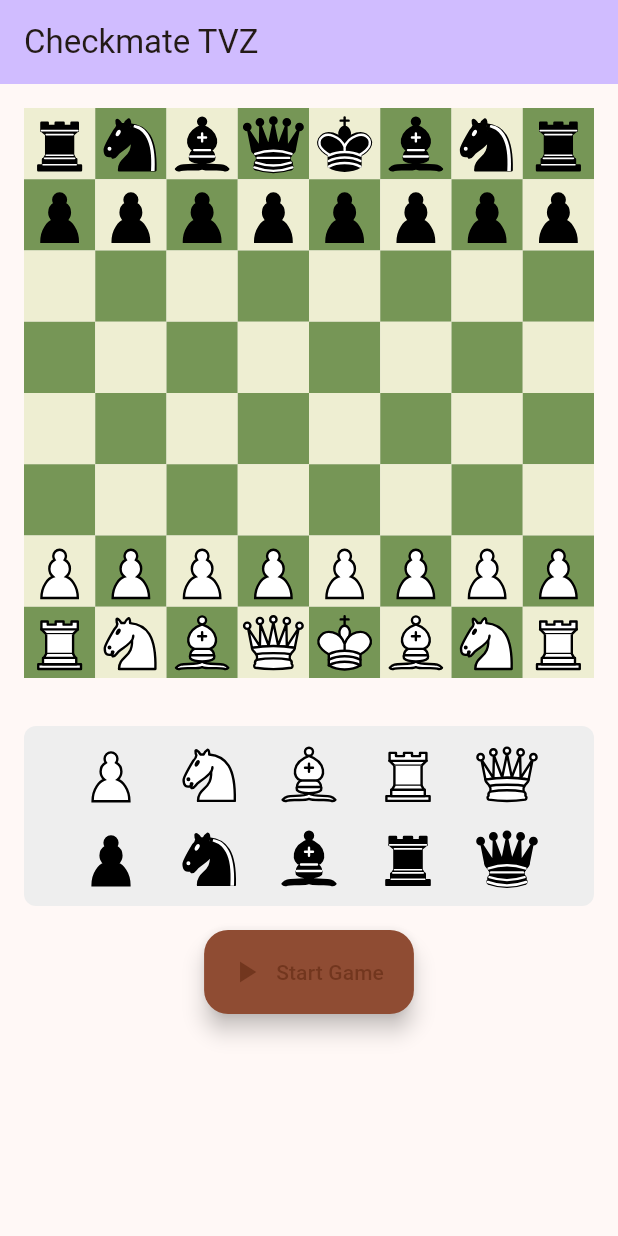
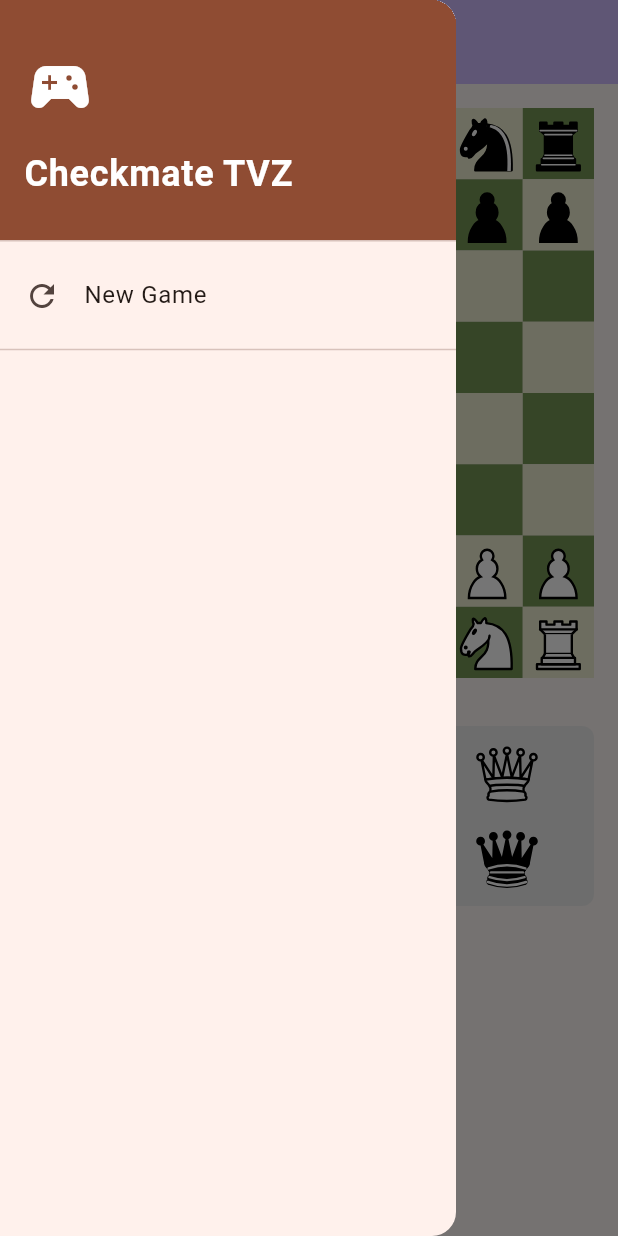
Before and after one commit to TihomirPop/checkmate_tvz, a Flutter app: the screen it shows after launch, with the side drawer open (before the commit the screen has no drawer), on a phone screen of 412 x 824 dp. Run offline on Flutter 3.47's test engine with Material 3 defaults, Android fonts, the phone set to English and light mode, and no system bars; our stand-ins replace flutter_svg.

Commit message:
add drawer and new game button inside it

```diff
--- a/lib/main.dart
+++ b/lib/main.dart
@@ -1,5 +1,6 @@
 import 'package:flutter/material.dart';
 import 'ui/widgets/chess_board_widget.dart';
+import 'ui/widgets/game_drawer.dart';
 
 void main() {
   runApp(const MyApp());
@@ -10,6 +11,9 @@ class MyApp extends StatelessWidget {
 
   @override
   Widget build(BuildContext context) {
+    // GlobalKey allows direct access to ChessBoardWidget's state
+    final chessBoardKey = GlobalKey<ChessBoardWidgetState>();
+
     return MaterialApp(
       title: 'Checkmate TVZ',
       theme: ThemeData(
@@ -21,7 +25,10 @@ class MyApp extends StatelessWidget {
           title: const Text('Checkmate TVZ'),
           backgroundColor: Theme.of(context).colorScheme.inversePrimary,
         ),
-        body: ChessBoardWidget(),
+        drawer: GameDrawer(
+          onNewGame: () => chessBoardKey.currentState?.resetGame(),
+        ),
+        body: ChessBoardWidget(key: chessBoardKey),
       ),
     );
   }
--- a/lib/ui/widgets/chess_board_widget.dart
+++ b/lib/ui/widgets/chess_board_widget.dart
@@ -12,7 +12,7 @@ class ChessBoardWidget extends StatefulWidget {
   const ChessBoardWidget({super.key});
 
   @override
-  State<ChessBoardWidget> createState() => _ChessBoardWidgetState();
+  ChessBoardWidgetState createState() => ChessBoardWidgetState();
 }
 
 enum BoardMode {
@@ -20,7 +20,8 @@ enum BoardMode {
   play, // Normal gameplay with backend
 }
 
-class _ChessBoardWidgetState extends State<ChessBoardWidget> {
+/// Public state class to allow external access via GlobalKey
+class ChessBoardWidgetState extends State<ChessBoardWidget> {
   final ChessGameRepository _repository = ChessGameRepository();
   ChessBoard chessBoard = ChessBoard();
   ChessPosition? dragSourcePosition;
@@ -34,6 +35,11 @@ class _ChessBoardWidgetState extends State<ChessBoardWidget> {
   @override
   void initState() {
     super.initState();
+    _initializeBoard();
+  }
+
+  /// Public method to reset the game (used by drawer via GlobalKey)
+  void resetGame() {
     _initializeBoard();
   }
 
--- /dev/null
+++ b/lib/ui/widgets/game_drawer.dart
@@ -0,0 +1,66 @@
+import 'package:flutter/material.dart';
+
+/// Navigation drawer for the chess application.
+///
+/// Provides consistent access to game controls regardless of current game state.
+/// Currently includes:
+/// - New Game: Resets the board to Edit Mode
+///
+/// Designed to be extensible for future features (settings, history, etc.)
+class GameDrawer extends StatelessWidget {
+  /// Callback invoked when user taps "New Game"
+  final VoidCallback? onNewGame;
+
+  const GameDrawer({super.key, this.onNewGame});
+
+  @override
+  Widget build(BuildContext context) {
+    return Drawer(
+      child: ListView(
+        padding: EdgeInsets.zero,
+        children: [
+          DrawerHeader(
+            decoration: BoxDecoration(
+              color: Theme.of(context).colorScheme.primary,
+            ),
+            child: Column(
+              crossAxisAlignment: CrossAxisAlignment.start,
+              mainAxisAlignment: MainAxisAlignment.center,
+              children: [
+                Icon(
+                  Icons.sports_esports,
+                  size: 48,
+                  color: Theme.of(context).colorScheme.onPrimary,
+                ),
+                const SizedBox(height: 16),
+                Text(
+                  'Checkmate TVZ',
+                  style: TextStyle(
+                    color: Theme.of(context).colorScheme.onPrimary,
+                    fontSize: 24,
+                    fontWeight: FontWeight.bold,
+                  ),
+                ),
+              ],
+            ),
+          ),
+          ListTile(
+            leading: const Icon(Icons.refresh),
+            title: const Text('New Game'),
+            onTap: () {
+              // Close drawer first for smooth UX
+              Navigator.pop(context);
+              // Then invoke callback if provided
+              onNewGame?.call();
+            },
+          ),
+          const Divider(),
+          // Future features can be added here:
+          // - Settings
+          // - Game History
+          // - About/Help
+        ],
+      ),
+    );
+  }
+}
```
